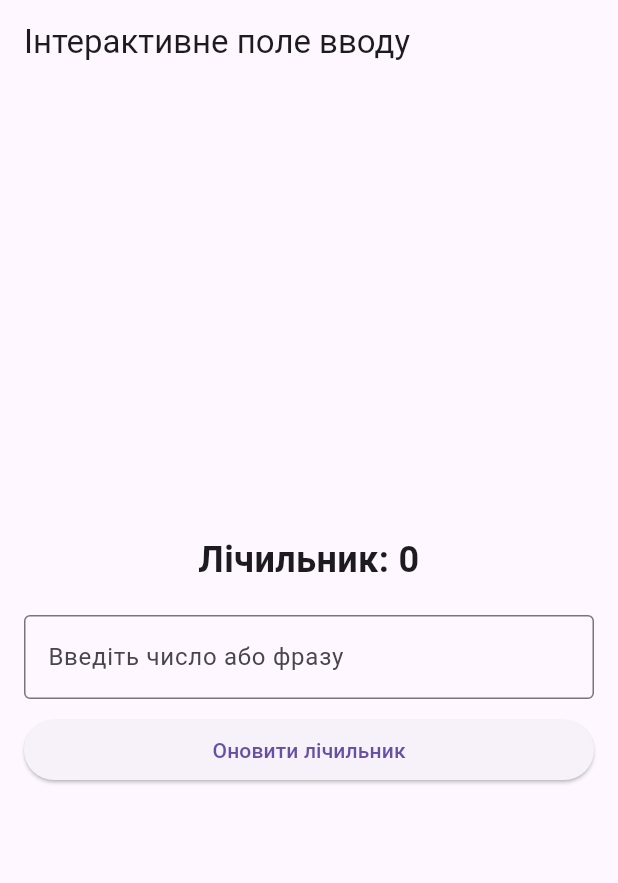
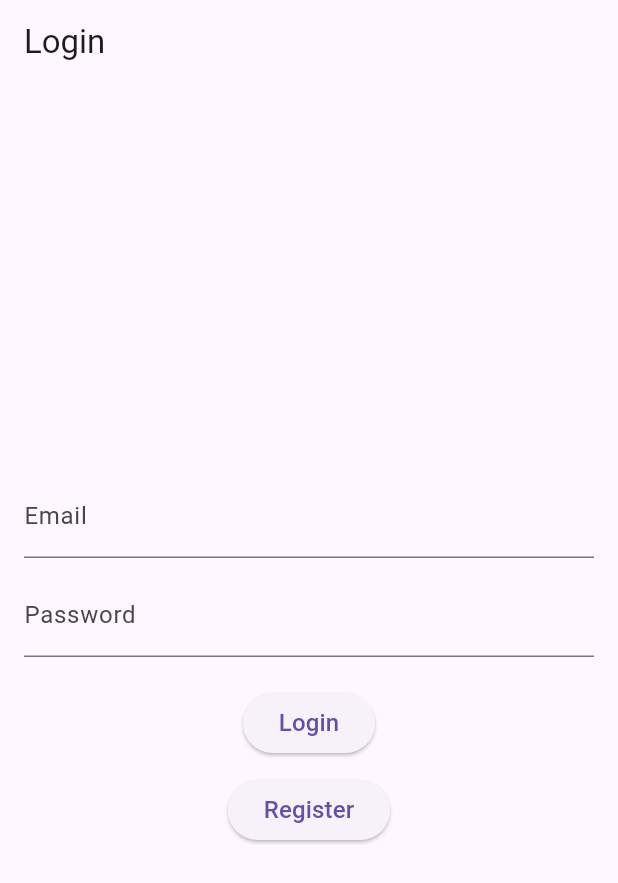
Before and after one commit to Anegor/Lab_RDM, a Flutter app: the screen it shows after launch, on a phone screen of 412 x 824 dp. Shown: the top 883 px of the screen. Run offline on Flutter 3.47's test engine with Material 3 defaults, Android fonts, the phone set to English and light mode, and no system bars.

Commit message:
-add screen

```diff
--- a/lib/main.dart
+++ b/lib/main.dart
@@ -1,4 +1,8 @@
 import 'package:flutter/material.dart';
+import 'package:lab/screens/home_screen.dart';
+import 'package:lab/screens/profile_screen.dart';
+import 'package:lab/screens/register_screen.dart';
+import 'screens/login_screen.dart';
 
 void main() {
   runApp(MyApp());
@@ -8,85 +12,15 @@ class MyApp extends StatelessWidget {
   @override
   Widget build(BuildContext context) {
     return MaterialApp(
-      title: 'Flutter Interactive Input',
+      title: 'Flutter App',
       theme: ThemeData(primarySwatch: Colors.blue),
-      home: CounterScreen(),
+      initialRoute: '/login',
+      routes: {
+        '/login': (context) => LoginScreen(),
+        '/register': (context) => RegisterScreen(),
+        '/profile': (context) => ProfileScreen(),
+        '/home': (context) => HomeScreen(),
+      },
     );
   }
 }
-
-class CounterScreen extends StatefulWidget {
-  @override
-  _CounterScreenState createState() => _CounterScreenState();
-}
-
-class _CounterScreenState extends State<CounterScreen> {
-  int _counter = 0; // Лічильник
-  final TextEditingController _controller = TextEditingController();
-
-  void _updateCounter() {
-    String input = _controller.text;
-
-
-    if (input == "The answer to life, the universe, and everything") {
-      setState(() {
-        _counter = 42;
-      });
-      return;
-    }
-
-    // Перевірка, чи введене значення можна конвертувати в число
-    final int? value = int.tryParse(input);
-    if (value != null) {
-      setState(() {
-        _counter += value; // Додаємо число до лічильника
-      });
-    } else {
-      // Якщо це не число, показуємо повідомлення
-      ScaffoldMessenger.of(context).showSnackBar(
-        SnackBar(
-          content: Text('Введіть число або спеціальну фразу!'),
-        ),
-      );
-    }
-
-    _controller.clear();
-  }
-
-  @override
-  Widget build(BuildContext context) {
-    return Scaffold(
-      appBar: AppBar(
-        title: Text('Інтерактивне поле вводу'),
-      ),
-      body: Padding(
-        padding: const EdgeInsets.all(16.0),
-        child: Column(
-          mainAxisAlignment: MainAxisAlignment.center,
-          crossAxisAlignment: CrossAxisAlignment.stretch,
-          children: [
-            Text(
-              'Лічильник: $_counter',
-              style: TextStyle(fontSize: 24, fontWeight: FontWeight.bold),
-              textAlign: TextAlign.center,
-            ),
-            SizedBox(height: 20),
-            TextField(
-              controller: _controller,
-              decoration: InputDecoration(
-                labelText: 'Введіть число або фразу',
-                border: OutlineInputBorder(),
-              ),
-              onSubmitted: (_) => _updateCounter(),
-            ),
-            SizedBox(height: 10),
-            ElevatedButton(
-              onPressed: _updateCounter,
-              child: Text('Оновити лічильник'),
-            ),
-          ],
-        ),
-      ),
-    );
-  }
-}
--- /dev/null
+++ b/lib/screens/login_screen.dart
@@ -0,0 +1,37 @@
+import 'package:flutter/material.dart';
+import '../widgets/common_button.dart';
+
+class LoginScreen extends StatelessWidget {
+  @override
+  Widget build(BuildContext context) {
+    return Scaffold(
+      appBar: AppBar(title: Text('Login')),
+      body: Padding(
+        padding: const EdgeInsets.all(16.0),
+        child: Column(
+          mainAxisAlignment: MainAxisAlignment.center,
+          children: [
+            TextField(
+              decoration: InputDecoration(labelText: 'Email'),
+            ),
+            SizedBox(height: 10),
+            TextField(
+              obscureText: true,
+              decoration: InputDecoration(labelText: 'Password'),
+            ),
+            SizedBox(height: 20),
+            CommonButton(
+              text: 'Login',
+              onPressed: () => Navigator.pushNamed(context, '/home'),
+            ),
+            SizedBox(height: 10),
+            CommonButton(
+              text: 'Register',
+              onPressed: () => Navigator.pushNamed(context, '/register'),
+            ),
+          ],
+        ),
+      ),
+    );
+  }
+}
--- /dev/null
+++ b/lib/widgets/common_button.dart
@@ -0,0 +1,16 @@
+import 'package:flutter/material.dart';
+
+class CommonButton extends StatelessWidget {
+  final String text;
+  final VoidCallback onPressed;
+
+  const CommonButton({required this.text, required this.onPressed});
+
+  @override
+  Widget build(BuildContext context) {
+    return ElevatedButton(
+      onPressed: onPressed,
+      child: Text(text, style: TextStyle(fontSize: 16)),
+    );
+  }
+}
```
Also changed, not shown: lib/screens/home_screen.dart (added, +30 -0 lines), lib/screens/profile_screen.dart (added, +25 -0 lines), lib/screens/register_screen.dart (added, +36 -0 lines).
